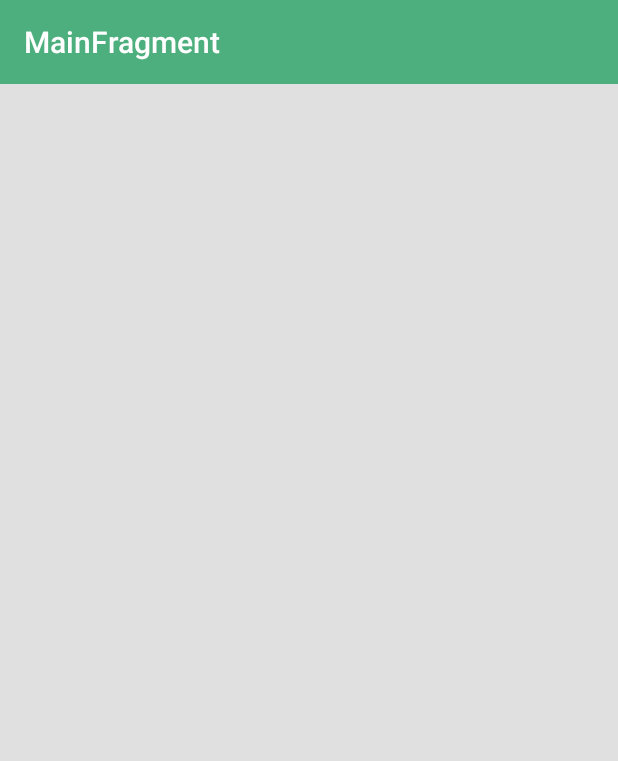
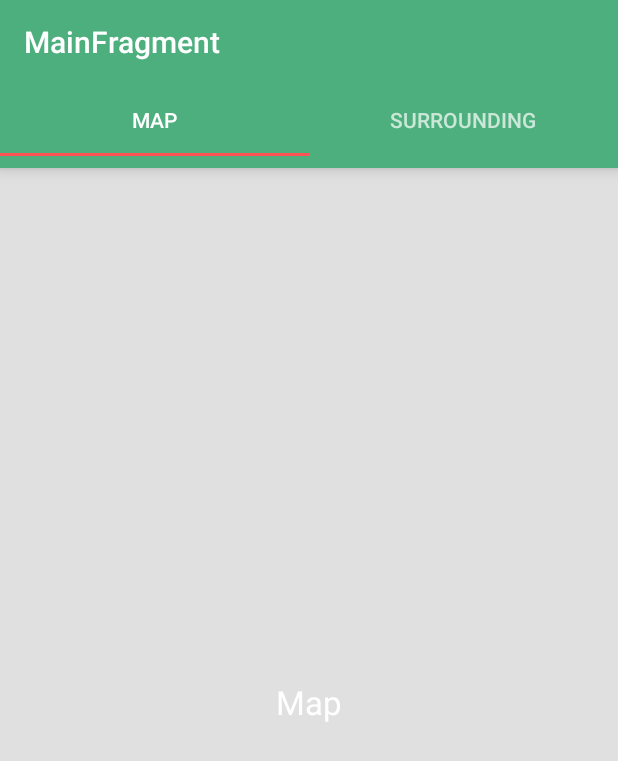
Before and after one commit to Popalay/BMX_Spots, an Android app: the fragment MainFragment shown on its own in the app's theme, on a phone screen of 412 x 824 dp. Shown: the top 761 px of the screen. Run offline under Robolectric (Android 15) with nearby library versions, the phone set to English and light mode, and no system bars.

Commit message:
Add tabs in MainPage(Fragment)

```diff
--- a/app/src/main/java/com/popalay/bmxspots/MainActivity.java
+++ b/app/src/main/java/com/popalay/bmxspots/MainActivity.java
@@ -20,7 +20,7 @@ import com.parse.Parse;
 import com.parse.ParseObject;
 import com.parse.ParseUser;
 import com.popalay.bmxspots.fragment.AuthFragment;
-import com.popalay.bmxspots.fragment.MainFragment;
+import com.popalay.bmxspots.fragment.mainfragment.MainFragment;
 import com.squareup.picasso.Picasso;
 
 import de.hdodenhof.circleimageview.CircleImageView;
@@ -45,7 +45,6 @@ public class MainActivity extends AppCompatActivity implements AuthFragment.Auth
         super.onCreate(savedInstanceState);
         setContentView(R.layout.activity_main);
         if (savedInstanceState == null) {
-//            initToolbar();
             initNavigationDrawer();
             authFragment = new AuthFragment();
             context = this;
@@ -53,19 +52,6 @@ public class MainActivity extends AppCompatActivity implements AuthFragment.Auth
             //testParse();
             toLogin();
         }
-    }
-
-    private void initToolbar() {
-        toolbar = (Toolbar) findViewById(R.id.toolbar);
-        //toolbar.setTitle(R.string.app_name);
-        setSupportActionBar(toolbar);
-        /*toolbar.setOnMenuItemClickListener(new Toolbar.OnMenuItemClickListener() {
-            @Override public boolean onMenuItemClick(MenuItem item) {
-                return false;
-            }
-        });
-
-        toolbar.inflateMenu(R.menu.toolbar);*/
     }
 
     private void initNavigationDrawer() {
@@ -96,6 +82,11 @@ public class MainActivity extends AppCompatActivity implements AuthFragment.Auth
 
             switch ((menuItem.getItemId())) {
                 case R.id.home:
+                    if(getSupportFragmentManager().findFragmentByTag(MainFragment.TAG) == null) {
+                        getSupportFragmentManager().beginTransaction()
+                                .replace(R.id.container, new MainFragment(), MainFragment.TAG)
+                                .commit();
+                    }
                     return true;
                 case R.id.my:
                     return true;
--- a/app/src/main/java/com/popalay/bmxspots/fragment/MainFragment.java
+++ /dev/null
@@ -1,44 +0,0 @@
-package com.popalay.bmxspots.fragment;
-
-
-import android.os.Bundle;
-import android.support.v4.app.Fragment;
-import android.support.v7.app.AppCompatActivity;
-import android.support.v7.widget.Toolbar;
-import android.view.LayoutInflater;
-import android.view.MenuItem;
-import android.view.View;
-import android.view.ViewGroup;
-
-import com.popalay.bmxspots.R;
-
-public class MainFragment extends Fragment {
-
-    public static final String TAG = "MainFragment";
-
-    private View rootView;
-
-    public MainFragment() {
-    }
-
-    @Override public View onCreateView(LayoutInflater inflater, ViewGroup container, Bundle savedInstanceState) {
-        rootView = inflater.inflate(R.layout.fragment_main, container, false);
-        initToolbar();
-        return rootView;
-    }
-
-    private void initToolbar() {
-        Toolbar toolbar = (Toolbar) rootView.findViewById(R.id.toolbar);
-        toolbar.setTitle("MainFragment");
-        ((AppCompatActivity) getActivity()).setSupportActionBar(toolbar);
-        toolbar.setOnMenuItemClickListener(new Toolbar.OnMenuItemClickListener() {
-            @Override public boolean onMenuItemClick(MenuItem item) {
-                return false;
-            }
-        });
-
-        toolbar.inflateMenu(R.menu.toolbar);
-    }
-
-
-}
--- /dev/null
+++ b/app/src/main/java/com/popalay/bmxspots/fragment/mainfragment/MainFragment.java
@@ -0,0 +1,75 @@
+package com.popalay.bmxspots.fragment.mainfragment;
+
+
+import android.os.Bundle;
+import android.support.design.widget.TabLayout;
+import android.support.v4.app.Fragment;
+import android.support.v4.view.ViewPager;
+import android.support.v7.app.AppCompatActivity;
+import android.support.v7.widget.Toolbar;
+import android.view.LayoutInflater;
+import android.view.MenuItem;
+import android.view.View;
+import android.view.ViewGroup;
+
+import com.popalay.bmxspots.R;
+import com.popalay.bmxspots.fragment.mainfragment.tabs.PagerAdapter;
+
+public class MainFragment extends Fragment {
+
+    public static final String TAG = "MainFragment";
+
+    private View rootView;
+
+    public MainFragment() {
+    }
+
+    @Override public View onCreateView(LayoutInflater inflater, ViewGroup container, Bundle savedInstanceState) {
+        rootView = inflater.inflate(R.layout.fragment_main, container, false);
+        initToolbar();
+        initTabs();
+        return rootView;
+    }
+
+    private void initToolbar() {
+        Toolbar toolbar = (Toolbar) rootView.findViewById(R.id.toolbar);
+        toolbar.setTitle("MainFragment");
+        ((AppCompatActivity) getActivity()).setSupportActionBar(toolbar);
+        toolbar.setOnMenuItemClickListener(new Toolbar.OnMenuItemClickListener() {
+            @Override public boolean onMenuItemClick(MenuItem item) {
+                return false;
+            }
+        });
+
+        toolbar.inflateMenu(R.menu.toolbar);
+    }
+
+    private void initTabs() {
+        TabLayout tabLayout = (TabLayout) rootView.findViewById(R.id.tab_layout);
+        tabLayout.addTab(tabLayout.newTab().setText("Map"));
+        tabLayout.addTab(tabLayout.newTab().setText("Surrounding"));
+        tabLayout.setTabGravity(TabLayout.GRAVITY_FILL);
+
+        final ViewPager viewPager = (ViewPager) rootView.findViewById(R.id.pager);
+        final PagerAdapter adapter = new PagerAdapter(getActivity().getSupportFragmentManager(), tabLayout.getTabCount());
+        viewPager.setAdapter(adapter);
+        viewPager.addOnPageChangeListener(new TabLayout.TabLayoutOnPageChangeListener(tabLayout));
+        tabLayout.setOnTabSelectedListener(new TabLayout.OnTabSelectedListener() {
+            @Override
+            public void onTabSelected(TabLayout.Tab tab) {
+                viewPager.setCurrentItem(tab.getPosition());
+            }
+
+            @Override
+            public void onTabUnselected(TabLayout.Tab tab) {
+
+            }
+
+            @Override
+            public void onTabReselected(TabLayout.Tab tab) {
+
+            }
+        });
+
+    }
+}
--- /dev/null
+++ b/app/src/main/java/com/popalay/bmxspots/fragment/mainfragment/tabs/MapFragment.java
@@ -0,0 +1,17 @@
+package com.popalay.bmxspots.fragment.mainfragment.tabs;
+
+import android.os.Bundle;
+import android.support.v4.app.Fragment;
+import android.view.LayoutInflater;
+import android.view.View;
+import android.view.ViewGroup;
+
+import com.popalay.bmxspots.R;
+
+public class MapFragment extends Fragment{
+
+    @Override
+    public View onCreateView(LayoutInflater inflater, ViewGroup container, Bundle savedInstanceState) {
+        return inflater.inflate(R.layout.tab_fragment_map, container, false);
+    }
+}
--- /dev/null
+++ b/app/src/main/java/com/popalay/bmxspots/fragment/mainfragment/tabs/PagerAdapter.java
@@ -0,0 +1,35 @@
+package com.popalay.bmxspots.fragment.mainfragment.tabs;
+
+import android.support.v4.app.Fragment;
+import android.support.v4.app.FragmentManager;
+import android.support.v4.app.FragmentStatePagerAdapter;
+
+public class PagerAdapter extends FragmentStatePagerAdapter {
+
+    int mNumOfTabs;
+
+    public PagerAdapter(FragmentManager fm, int NumOfTabs) {
+        super(fm);
+        this.mNumOfTabs = NumOfTabs;
+    }
+
+    @Override
+    public Fragment getItem(int position) {
+
+        switch (position) {
+            case 0:
+                MapFragment mapFragment = new MapFragment();
+                return mapFragment;
+            case 1:
+                SurroundingFragment surroundingFragment = new SurroundingFragment();
+                return surroundingFragment;
+            default:
+                return null;
+        }
+    }
+
+    @Override
+    public int getCount() {
+        return mNumOfTabs;
+    }
+}
--- /dev/null
+++ b/app/src/main/java/com/popalay/bmxspots/fragment/mainfragment/tabs/SurroundingFragment.java
@@ -0,0 +1,18 @@
+package com.popalay.bmxspots.fragment.mainfragment.tabs;
+
+
+import android.os.Bundle;
+import android.support.v4.app.Fragment;
+import android.view.LayoutInflater;
+import android.view.View;
+import android.view.ViewGroup;
+
+import com.popalay.bmxspots.R;
+
+public class SurroundingFragment extends Fragment{
+
+    @Override
+    public View onCreateView(LayoutInflater inflater, ViewGroup container, Bundle savedInstanceState) {
+        return inflater.inflate(R.layout.tab_fragment_surrounding, container, false);
+    }
+}
--- a/app/src/main/res/layout/fragment_main.xml
+++ b/app/src/main/res/layout/fragment_main.xml
@@ -1,6 +1,6 @@
 <?xml version="1.0" encoding="utf-8"?>
-<LinearLayout xmlns:android="http://schemas.android.com/apk/res/android"
-    android:orientation="vertical"
+<RelativeLayout xmlns:android="http://schemas.android.com/apk/res/android"
+    xmlns:tools="http://schemas.android.com/tools"
     android:layout_width="match_parent"
     android:layout_height="match_parent"
     android:background="@color/mainBackground" >
@@ -9,5 +9,20 @@
         android:id="@+id/toolbar"
         layout="@layout/toolbar" />
 
+    <android.support.design.widget.TabLayout
+        android:id="@+id/tab_layout"
+        android:layout_width="match_parent"
+        android:layout_height="wrap_content"
+        android:layout_below="@+id/toolbar"
+        android:background="?attr/colorPrimary"
+        android:elevation="6dp"
+        android:minHeight="?attr/actionBarSize"
+        tools:ignore="UnusedAttribute" />
 
-</LinearLayout>
+    <android.support.v4.view.ViewPager
+        android:id="@+id/pager"
+        android:layout_width="match_parent"
+        android:layout_height="fill_parent"
+        android:layout_below="@id/tab_layout" />
+
+</RelativeLayout>
--- /dev/null
+++ b/app/src/main/res/layout/tab_fragment_map.xml
@@ -0,0 +1,15 @@
+<?xml version="1.0" encoding="utf-8"?>
+<RelativeLayout xmlns:android="http://schemas.android.com/apk/res/android"
+    android:layout_width="match_parent"
+    android:layout_height="match_parent"
+    android:orientation="vertical">
+
+    <TextView
+        android:id="@+id/textView"
+        android:layout_width="wrap_content"
+        android:layout_height="wrap_content"
+        android:layout_centerInParent="true"
+        android:text="Map"
+        android:textAppearance="?android:attr/textAppearanceLarge"/>
+
+</RelativeLayout>
--- /dev/null
+++ b/app/src/main/res/layout/tab_fragment_surrounding.xml
@@ -0,0 +1,15 @@
+<?xml version="1.0" encoding="utf-8"?>
+<RelativeLayout xmlns:android="http://schemas.android.com/apk/res/android"
+    android:layout_width="match_parent"
+    android:layout_height="match_parent"
+    android:orientation="vertical">
+
+    <TextView
+        android:id="@+id/textView"
+        android:layout_width="wrap_content"
+        android:layout_height="wrap_content"
+        android:layout_centerInParent="true"
+        android:text="Surrounding"
+        android:textAppearance="?android:attr/textAppearanceLarge"/>
+
+</RelativeLayout>
--- a/app/src/main/res/layout/toolbar.xml
+++ b/app/src/main/res/layout/toolbar.xml
@@ -1,8 +1,11 @@
 <?xml version="1.0" encoding="utf-8"?>
 <android.support.v7.widget.Toolbar
     xmlns:android="http://schemas.android.com/apk/res/android"
+    xmlns:tools="http://schemas.android.com/tools"
     android:id="@+id/toolbar"
     android:layout_width="match_parent"
     android:layout_height="wrap_content"
-    android:background="@color/colorPrimary" >
+    android:elevation="6dp"
+    android:background="@color/colorPrimary"
+    tools:ignore="UnusedAttribute">
 </android.support.v7.widget.Toolbar>
```
